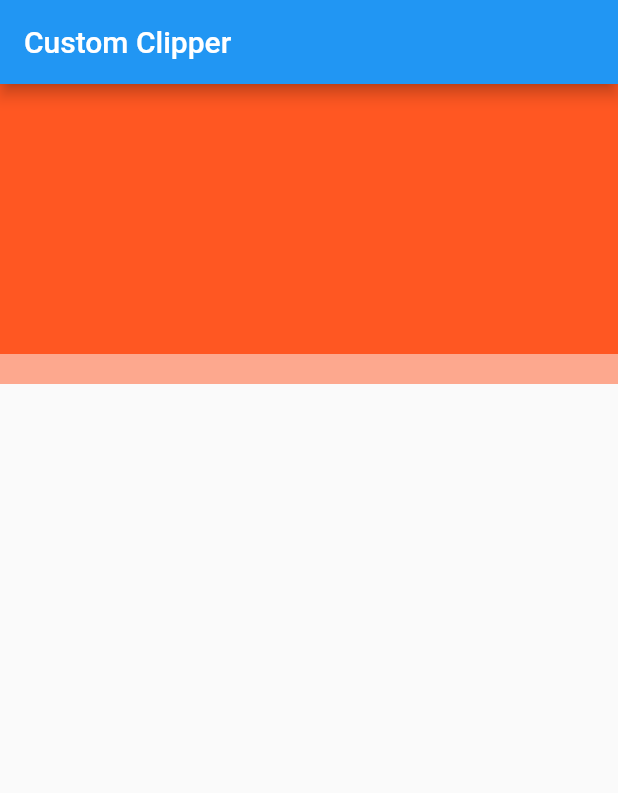
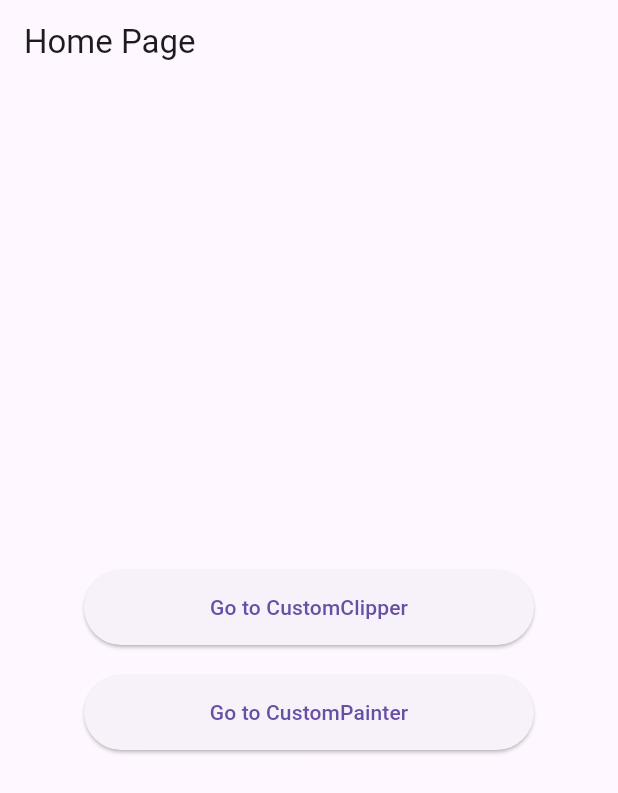
Before and after one commit to we-mohd-i001/flutter_in_focus, a Flutter app: the screen it shows after launch, on a phone screen of 412 x 824 dp. Shown: the top 793 px of the screen. Run offline on Flutter 3.47's test engine with Material 2 defaults, Android fonts, the phone set to English and light mode, and no system bars.

Commit message:
added folder structure

```diff
--- a/lib/main.dart
+++ b/lib/main.dart
@@ -1,7 +1,7 @@
 import 'package:flutter/material.dart';
-import 'package:flutter_in_focus/topics/custom_clipper/my_custom_clipper.dart';
-import 'package:flutter_in_focus/topics/custom_painter/my_custom_painter.dart';
-import 'package:flutter_in_focus/topics/custom_painter/window_painter.dart';
+import 'package:flutter_in_focus/topics/custom_clipper/custom_clipper_page.dart';
+import 'package:flutter_in_focus/topics/custom_painter/custom_painter_page.dart';
+import 'package:flutter_in_focus/topics/home/home_page.dart';
 
 void main() async {
   runApp(const MyApp());
@@ -12,46 +12,16 @@ class MyApp extends StatelessWidget {
 
   @override
   Widget build(BuildContext context) {
-    return const MaterialApp(
-      home: MainApp(),
+    return MaterialApp(
+      theme: ThemeData(
+        useMaterial3: true
+      ),
+      // home: HomePage(),
+      routes: {
+        '/' : (context) => const HomePage(),
+        '/clipper': (context) => const CustomClipperPage(),
+        '/painter' : (context) => const CustomPainterPage(),
+      },
     );
   }
 }
-
-class MainApp extends StatelessWidget {
-  const MainApp({super.key});
-
-  @override
-  Widget build(BuildContext context) {
-    Size size = MediaQuery.of(context).size;
-    return Scaffold(
-      appBar: AppBar(title: const Text('Custom Clipper'),),
-      body: Container(
-        height: size.height,
-        //color: Colors.lightBlueAccent,
-        child: Stack(
-          children: [
-            Container(
-              child: ClipPath(
-                clipper: MyCustomClipper(),
-                child: Container(
-                  height: 180,
-                  color: Colors.deepOrange,
-                ),
-              ),
-            ),
-            Opacity(
-              opacity: 0.5,
-              child: ClipPath(
-                  clipper: MyCustomClipper(),
-                  child: Container(
-                height: 200,
-                color: Colors.deepOrange,
-              )),
-            ),
-          ],
-        ),
-      ),
-    );
-  }
-}
--- a/lib/topics/custom_clipper/view_states/my_custom_clipper.dart
+++ b/lib/topics/custom_clipper/view_states/my_custom_clipper.dart
@@ -1,4 +1,8 @@
 import 'package:flutter/material.dart';
+
+
+
+
 
 class MyCustomClipper extends CustomClipper<Path>{
   @override
--- a/lib/topics/home/home_page.dart
+++ b/lib/topics/home/home_page.dart
@@ -0,0 +1,49 @@
+import 'package:flutter/material.dart';
+
+class HomePage extends StatelessWidget {
+  const HomePage({super.key});
+
+  @override
+  Widget build(BuildContext context) {
+    Size size = MediaQuery.of(context).size;
+    return Scaffold(
+      appBar: AppBar(
+        title: const Text('Home Page'),
+      ),
+      body: SafeArea(
+        child: SizedBox(
+          height: size.height,
+          width: size.width,
+          child: Padding(
+            padding: const EdgeInsets.all(20.0),
+            child: Column(
+              mainAxisAlignment: MainAxisAlignment.center,
+              crossAxisAlignment: CrossAxisAlignment.center,
+              children: [
+                SizedBox(
+                  height: 50,
+                  width: 300,
+                  child: ElevatedButton(
+                      onPressed: () {
+                        Navigator.pushNamed(context, '/clipper');
+                      },
+                      child: const Text('Go to CustomClipper')),
+                ),
+                const SizedBox(height: 20,),
+                SizedBox(
+                  height: 50,
+                  width: 300,
+                  child: ElevatedButton(
+                      onPressed: () {
+                        Navigator.pushNamed(context, '/painter');
+                      },
+                      child: const Text('Go to CustomPainter')),
+                )
+              ],
+            ),
+          ),
+        ),
+      ),
+    );
+  }
+}
```
Also changed, not shown: lib/topics/custom_clipper/custom_clipper_page.dart (+40 -0 lines), lib/topics/custom_painter/custom_painter_page.dart (added, +35 -0 lines).
